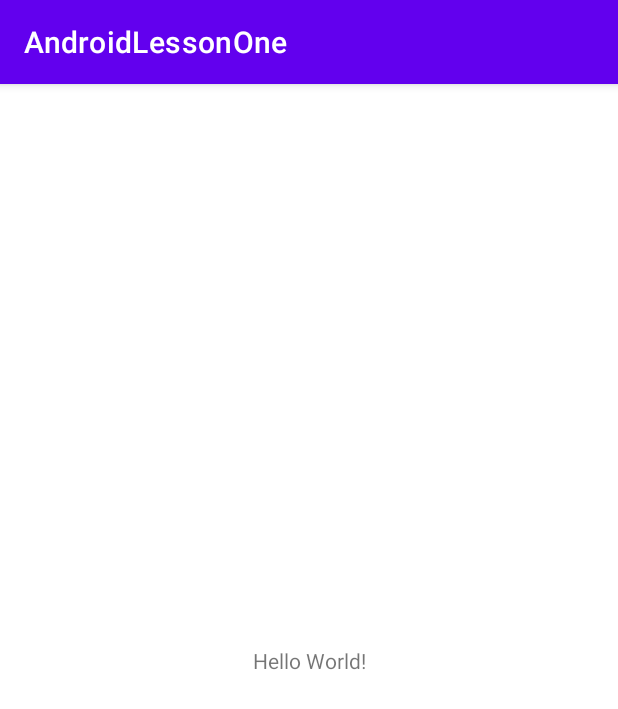
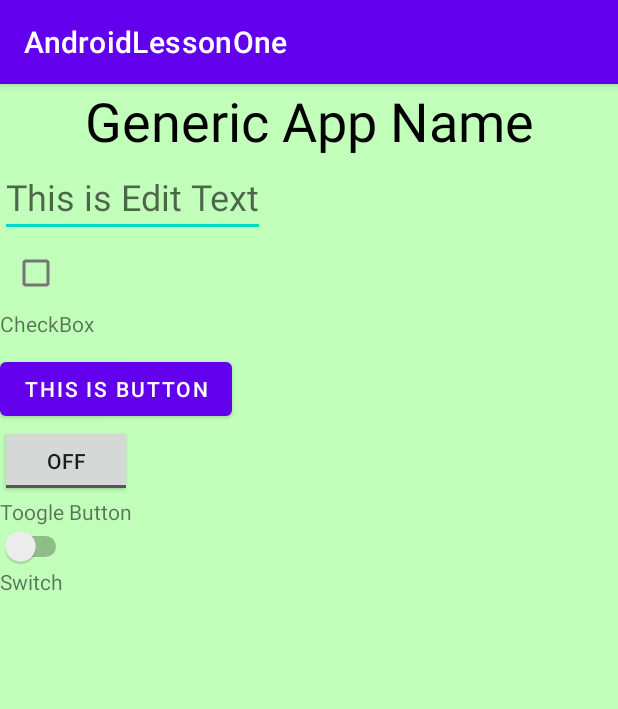
Before and after one commit to dnmei0101/AndroidLessonOne, an Android app: the screen it shows after launch (MainActivity), on a phone screen of 412 x 824 dp. Shown: the top 709 px of the screen. Run offline under Robolectric (Android 15) with nearby library versions, the phone set to English and light mode, and no system bars.

Commit message:
Android Lesson 1. Для пулл-реквеста

```diff
--- a/app/src/main/AndroidManifest.xml
+++ b/app/src/main/AndroidManifest.xml
@@ -18,6 +18,9 @@
                 <category android:name="android.intent.category.LAUNCHER" />
             </intent-filter>
         </activity>
+        <activity android:name=".SecondActivity">
+
+        </activity>
     </application>
 
 </manifest>
--- a/app/src/main/java/ru/gb/androidlessonone/MainActivity.java
+++ b/app/src/main/java/ru/gb/androidlessonone/MainActivity.java
@@ -2,13 +2,26 @@ package ru.gb.androidlessonone;
 
 import androidx.appcompat.app.AppCompatActivity;
 
+import android.content.Intent;
 import android.os.Bundle;
+import android.widget.Button;
 
 public class MainActivity extends AppCompatActivity {
+
+    Button button;
 
     @Override
     protected void onCreate(Bundle savedInstanceState) {
         super.onCreate(savedInstanceState);
         setContentView(R.layout.activity_main);
+
+        button = findViewById(R.id.button_one);
+
+        button.setOnClickListener(v -> {
+            Intent intent = new Intent(this, SecondActivity.class);
+            startActivity(intent);
+        });
+
+
     }
 }
--- /dev/null
+++ b/app/src/main/java/ru/gb/androidlessonone/SecondActivity.java
@@ -0,0 +1,15 @@
+package ru.gb.androidlessonone;
+
+import android.os.Bundle;
+
+import androidx.annotation.Nullable;
+import androidx.appcompat.app.AppCompatActivity;
+
+public class SecondActivity extends AppCompatActivity {
+
+    @Override
+    protected void onCreate(@Nullable Bundle savedInstanceState) {
+        super.onCreate(savedInstanceState);
+        setContentView(R.layout.second_layout);
+    }
+}
--- a/app/src/main/res/layout/activity_main.xml
+++ b/app/src/main/res/layout/activity_main.xml
@@ -1,18 +1,60 @@
 <?xml version="1.0" encoding="utf-8"?>
-<androidx.constraintlayout.widget.ConstraintLayout xmlns:android="http://schemas.android.com/apk/res/android"
+<androidx.appcompat.widget.LinearLayoutCompat
+    xmlns:android="http://schemas.android.com/apk/res/android"
     xmlns:app="http://schemas.android.com/apk/res-auto"
     xmlns:tools="http://schemas.android.com/tools"
     android:layout_width="match_parent"
     android:layout_height="match_parent"
-    tools:context=".MainActivity">
+    android:background="#C1FFBA"
+    android:orientation="vertical"
+    >
+
+    <TextView
+        android:layout_width="match_parent"
+        android:layout_height="wrap_content"
+        android:text="Generic App Name"
+        android:textSize="36sp"
+        android:ems="1"
+        android:textColor="@color/black"
+        android:textAlignment="center"
+        />
+
+    <EditText
+        android:layout_width="wrap_content"
+        android:layout_height="wrap_content"
+        android:textSize="24sp"
+        android:hint="This is Edit Text"/>
+
+    <CheckBox
+        android:layout_width="wrap_content"
+        android:layout_height="wrap_content"/>
 
     <TextView
         android:layout_width="wrap_content"
         android:layout_height="wrap_content"
-        android:text="Hello World!"
-        app:layout_constraintBottom_toBottomOf="parent"
-        app:layout_constraintLeft_toLeftOf="parent"
-        app:layout_constraintRight_toRightOf="parent"
-        app:layout_constraintTop_toTopOf="parent" />
+        android:text="CheckBox"/>
 
-</androidx.constraintlayout.widget.ConstraintLayout>
+    <Button
+        android:id="@+id/button_one"
+        android:layout_width="wrap_content"
+        android:layout_height="wrap_content"
+        android:text="This is button"
+        android:layout_marginTop="10dp"/>
+
+    <ToggleButton
+        android:layout_width="wrap_content"
+        android:layout_height="wrap_content"/>
+
+    <TextView
+        android:layout_width="wrap_content"
+        android:layout_height="wrap_content"
+        android:text="Toogle Button"/>
+
+    <Switch
+        android:layout_width="wrap_content"
+        android:layout_height="wrap_content"/>
+    <TextView
+        android:layout_width="wrap_content"
+        android:layout_height="wrap_content"
+        android:text="Switch"/>
+</androidx.appcompat.widget.LinearLayoutCompat>
```
